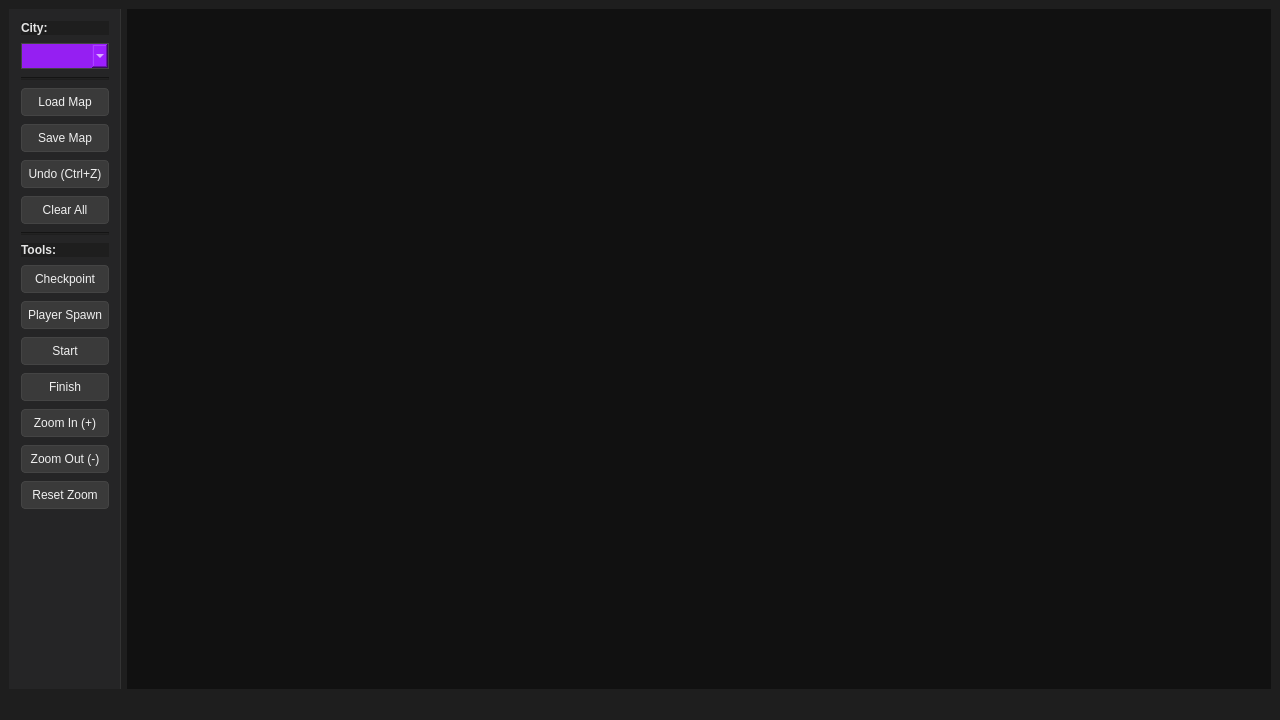
Before: the Qt Designer form editor/editor-mapas/mainwindow.ui in vcalomi/need-for-speed-2025c2-g9, drawn with Qt 5.
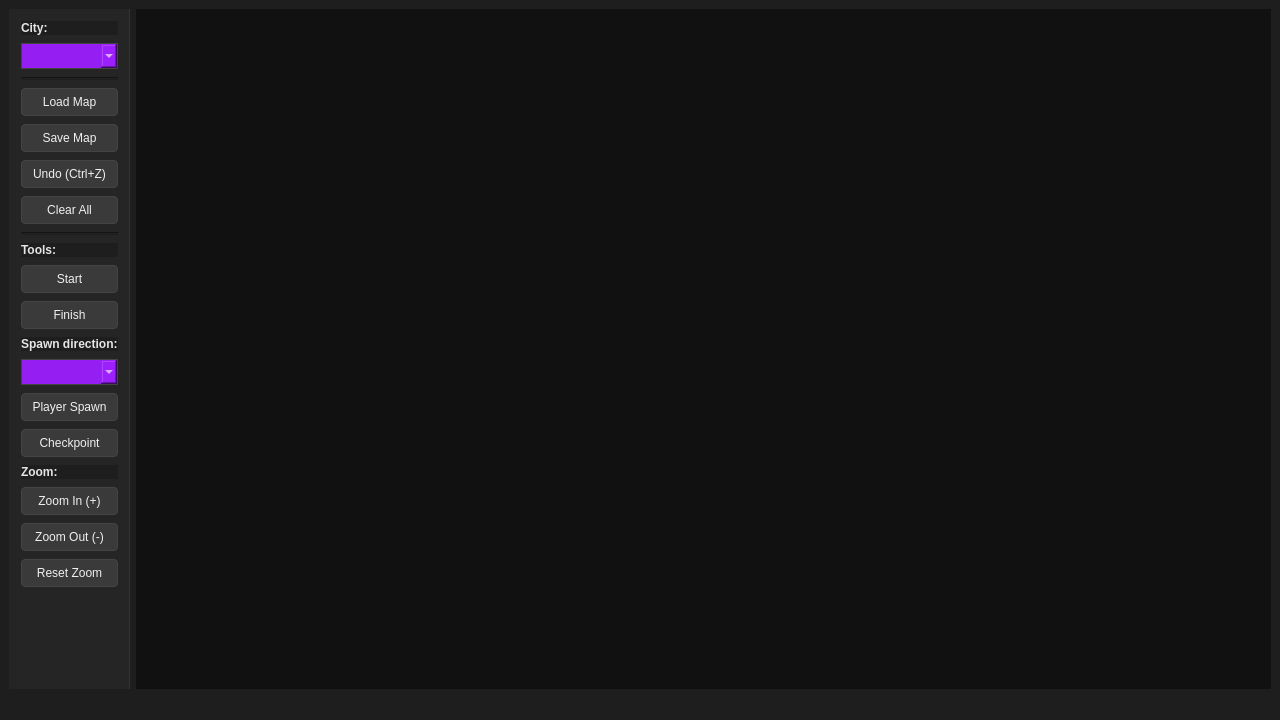
After: the same form once the commit is applied.

Diff of the .ui file:
```diff
--- a/editor/editor-mapas/mainwindow.ui
+++ b/editor/editor-mapas/mainwindow.ui
@@ -145,10 +145,27 @@
          </property>
         </widget>
        </item>
-       <item><widget class="QPushButton" name="checkpointToolBtn"><property name="text"><string>Checkpoint</string></property></widget></item>
-       <item><widget class="QPushButton" name="spawnToolBtn"><property name="text"><string>Player Spawn</string></property></widget></item>
        <item><widget class="QPushButton" name="startToolBtn"><property name="text"><string>Start</string></property></widget></item>
        <item><widget class="QPushButton" name="finishToolBtn"><property name="text"><string>Finish</string></property></widget></item>
+       <item>
+        <widget class="QLabel" name="labelSpawnDirection">
+         <property name="text">
+          <string>Spawn direction:</string>
+         </property>
+        </widget>
+       </item>
+       <item>
+        <widget class="QComboBox" name="spawnDirectionCombo"/>
+       </item>
+       <item><widget class="QPushButton" name="spawnToolBtn"><property name="text"><string>Player Spawn</string></property></widget></item>
+       <item><widget class="QPushButton" name="checkpointToolBtn"><property name="text"><string>Checkpoint</string></property></widget></item>
+       <item>
+        <widget class="QLabel" name="labelTools">
+         <property name="text">
+          <string>Zoom:</string>
+         </property>
+        </widget>
+       </item>
        <item><widget class="QPushButton" name="zoomInBtn"><property name="text"><string>Zoom In (+)</string></property></widget></item>
         <item><widget class="QPushButton" name="zoomOutBtn"><property name="text"><string>Zoom Out (-)</string></property></widget></item>
         <item><widget class="QPushButton" name="resetZoomBtn"><property name="text"><string>Reset Zoom</string></property></widget></item>
```
Left out of the diff: 2 changed lines with no effect on the pictures.
